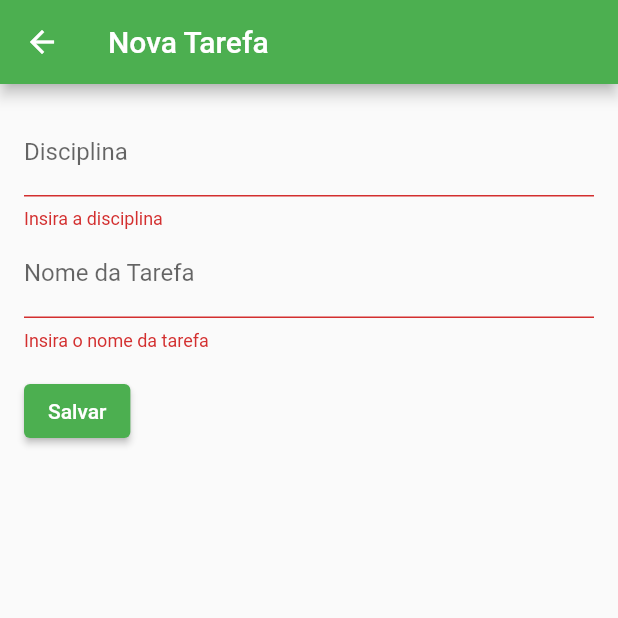
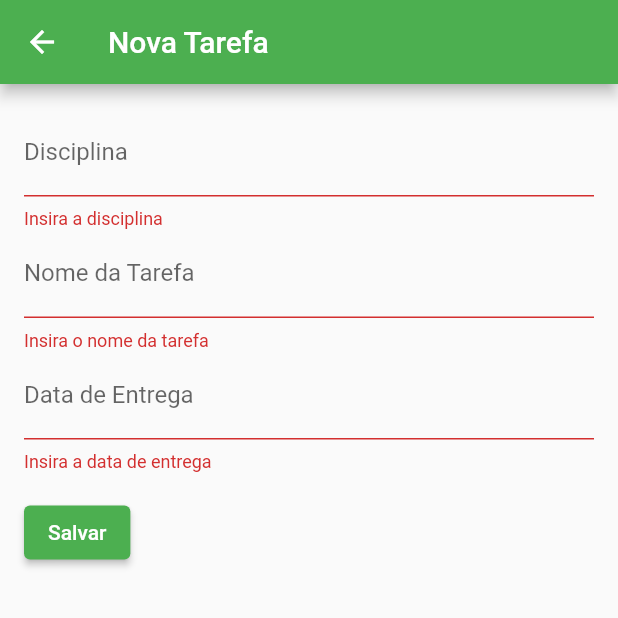
Before and after one commit to brunobutka/nosql_lista_tarefas, a Flutter app: the AddTarefa screen opened directly, after a tap on "Salvar", on a phone screen of 412 x 824 dp, the top half of it. Run offline on Flutter 3.47's test engine with Material 2 defaults, Android fonts, the phone set to English and light mode, and no system bars; our stand-ins replace floor, sqflite; accounts and stored records are empty; generated files the repository leaves out were written again.

Commit message:
Adicionando campo data

```diff
--- a/lib/add.dart
+++ b/lib/add.dart
@@ -7,6 +7,7 @@ class AddTarefa extends StatelessWidget {
 
   final TextEditingController _disciplinaController = TextEditingController();
   final TextEditingController _nomeController = TextEditingController();
+  final TextEditingController _dataController = TextEditingController();
 
   @override
   Widget build(BuildContext context) {
@@ -47,6 +48,19 @@ class AddTarefa extends StatelessWidget {
                   return null;
                 },
               ),
+              TextFormField(
+                controller: _dataController,
+                decoration: const InputDecoration(
+                    hintText: "Data de Entrega",
+                    labelText: "Data de Entrega",
+                ),
+                validator: (value) {
+                  if (value?.isEmpty ?? true) {
+                    return 'Insira a data de entrega';
+                  }
+                  return null;
+                },
+              ),
               Padding(
                 padding: const EdgeInsets.symmetric(vertical: 16.0),
                 child: ElevatedButton(
@@ -54,7 +68,8 @@ class AddTarefa extends StatelessWidget {
                     if (_formKey.currentState?.validate() ?? false) {
                       Tarefa tarefa = Tarefa(
                           nome: _nomeController.text,
-                          disciplina: _disciplinaController.text
+                          disciplina: _disciplinaController.text,
+                          data: _dataController.text
                       );
                       Navigator.pop(context, tarefa);
                     }
--- a/lib/nosql/app_database.dart
+++ b/lib/nosql/app_database.dart
@@ -6,7 +6,7 @@ import 'package:sqflite/sqflite.dart' as sqflite;
 
 part 'app_database.g.dart'; // the generated code will be there
 
-@Database(version: 1, entities: [Tarefa])
+@Database(version: 2, entities: [Tarefa])
 abstract class AppDatabase extends FloorDatabase {
   TarefaDao get tarefaDao;
 }
--- a/lib/nosql/tarefa.dart
+++ b/lib/nosql/tarefa.dart
@@ -7,14 +7,16 @@ class Tarefa {
   final int? id;
   final String disciplina;
   final String nome;
+  final String data;
 
-  Tarefa({this.id, required this.disciplina, required this.nome});
+  Tarefa({this.id, required this.disciplina, required this.nome, required this.data});
 
   Map<String, dynamic> toMap() {
     return {
       'id': id,
       'disciplina': disciplina,
       'nome': nome,
+      'data': data,
     };
   }
 
```
Also changed, not shown: lib/list_tarefas.dart (+7 -4 lines), lib/nosql/app_database.g.dart.
